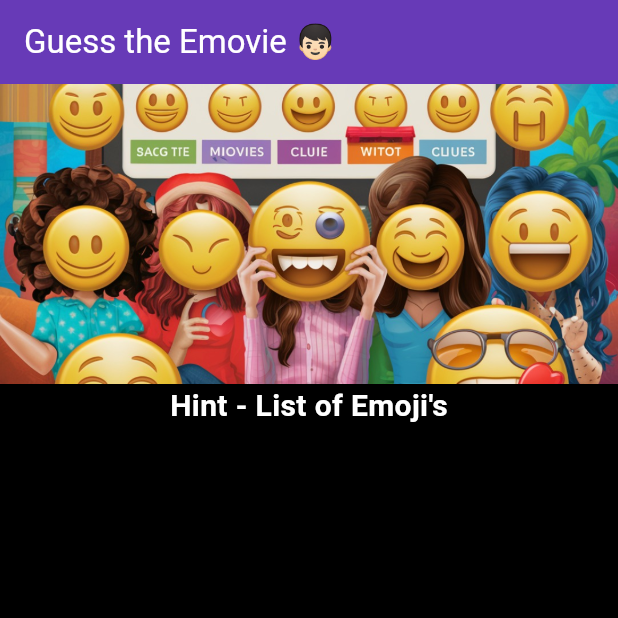
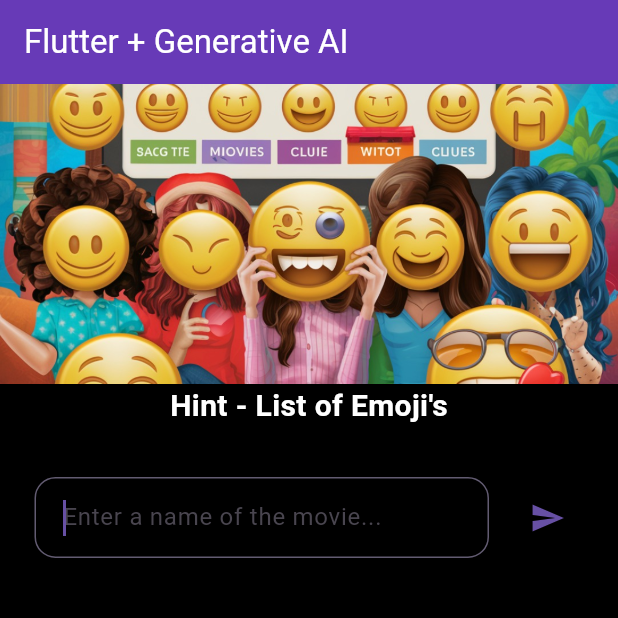
Before and after one commit to sumithpdd/emovji, a Flutter app: the screen it shows after launch, on a phone screen of 412 x 824 dp, the top half of it. Run offline on Flutter 3.47's test engine with Material 3 defaults, Android fonts, the light colour scheme and no system bars.

Commit message:
chat screen with chat widget

```diff
--- /dev/null
+++ b/emovji/lib/chat_screen.dart
@@ -0,0 +1,46 @@
+import 'package:flutter/material.dart';
+
+import 'chat_widget.dart';
+
+class ChatScreen extends StatefulWidget {
+  const ChatScreen({super.key, required this.title});
+  final String title;
+  @override
+  State<ChatScreen> createState() => _ChatScreenState();
+}
+
+class _ChatScreenState extends State<ChatScreen> {
+  @override
+  Widget build(BuildContext context) {
+    return Scaffold(
+      backgroundColor: Colors.black,
+      appBar: AppBar(
+        backgroundColor: Colors.deepPurple,
+        title: Text(
+          widget.title,
+          style: const TextStyle(color: Colors.white),
+        ),
+      ),
+      body: SingleChildScrollView(
+        child: Column(
+          children: [
+            Image.asset(
+              "assets/images/movie.jpeg",
+              height: 200,
+              width: double.infinity,
+              fit: BoxFit.cover,
+            ),
+            const Text(
+              "Hint - List of Emoji's",
+              style: TextStyle(
+                  color: Colors.white,
+                  fontSize: 20,
+                  fontWeight: FontWeight.bold),
+            ),
+            const ChatWidget(),
+          ],
+        ),
+      ),
+    );
+  }
+}
--- /dev/null
+++ b/emovji/lib/chat_widget.dart
@@ -0,0 +1,121 @@
+import 'package:flutter/material.dart';
+
+import 'theme.dart';
+
+class ChatWidget extends StatefulWidget {
+  const ChatWidget({super.key});
+
+  @override
+  State<ChatWidget> createState() => _ChatWidgetState();
+}
+
+class _ChatWidgetState extends State<ChatWidget> {
+  final ScrollController _scrollController = ScrollController();
+  final TextEditingController _textController = TextEditingController();
+  final FocusNode _textFieldFocus = FocusNode(debugLabel: 'TextField');
+  bool _loading = false;
+
+  @override
+  void initState() {
+    super.initState();
+  }
+
+  @override
+  Widget build(BuildContext context) {
+    return Padding(
+      padding: const EdgeInsets.all(8.0),
+      child: Column(
+        mainAxisAlignment: MainAxisAlignment.center,
+        crossAxisAlignment: CrossAxisAlignment.start,
+        children: [
+          ListView.builder(
+            shrinkWrap: true,
+            controller: _scrollController,
+            itemBuilder: (context, idx) {
+              return Container();
+            },
+            itemCount: 2,
+          ),
+          Padding(
+            padding: const EdgeInsets.symmetric(
+              vertical: 25,
+              horizontal: 15,
+            ),
+            child: Row(
+              children: [
+                Expanded(
+                  child: TextField(
+                    style: const TextStyle(color: Colors.white),
+                    autofocus: true,
+                    focusNode: _textFieldFocus,
+                    decoration: textFieldDecoration(
+                        context, 'Enter a name of the movie...'),
+                    controller: _textController,
+                    onSubmitted: (String value) {
+                      _sendChatMessage(value);
+                    },
+                  ),
+                ),
+                const SizedBox.square(
+                  dimension: 15,
+                ),
+                if (!_loading)
+                  IconButton(
+                    onPressed: () async {
+                      _sendChatMessage(_textController.text);
+                    },
+                    icon: Icon(
+                      Icons.send,
+                      color: Theme.of(context).primaryColor,
+                    ),
+                  )
+                else
+                  const CircularProgressIndicator(),
+              ],
+            ),
+          ),
+        ],
+      ),
+    );
+  }
+
+  Future<void> _sendChatMessage(String message) async {
+    setState(() {
+      _loading = true;
+    });
+  }
+
+  void _scrollDown() {
+    WidgetsBinding.instance.addPostFrameCallback(
+      (_) => _scrollController.animateTo(
+        _scrollController.position.maxScrollExtent,
+        duration: const Duration(
+          milliseconds: 750,
+        ),
+        curve: Curves.easeOutCirc,
+      ),
+    );
+  }
+
+  void _showError(String message) {
+    showDialog(
+      context: context,
+      builder: (context) {
+        return AlertDialog(
+          title: const Text('Something went wrong'),
+          content: SingleChildScrollView(
+            child: Text(message),
+          ),
+          actions: [
+            TextButton(
+              onPressed: () {
+                Navigator.of(context).pop();
+              },
+              child: const Text('OK'),
+            )
+          ],
+        );
+      },
+    );
+  }
+}
--- a/emovji/lib/main.dart
+++ b/emovji/lib/main.dart
@@ -1,3 +1,4 @@
+import 'package:emovji/chat_screen.dart';
 import 'package:flutter/material.dart';
 
 void main() {
@@ -12,39 +13,12 @@ class GenerativeAISample extends StatelessWidget {
   @override
   Widget build(BuildContext context) {
     return MaterialApp(
-        debugShowCheckedModeBanner: false,
-        title: 'Flutter + Generative AI',
-        theme: ThemeData(
-          primarySwatch: Colors.blue,
-        ),
-        home: Scaffold(
-          backgroundColor: Colors.black,
-          appBar: AppBar(
-            backgroundColor: Colors.deepPurple,
-            title: const Text(
-              'Guess the Emovie 👦🏻',
-              style: TextStyle(color: Colors.white),
-            ),
-          ),
-          body: SingleChildScrollView(
-            child: Column(
-              children: [
-                Image.asset(
-                  "assets/images/movie.jpeg",
-                  height: 200,
-                  width: double.infinity,
-                  fit: BoxFit.cover,
-                ),
-                const Text(
-                  "Hint - List of Emoji's",
-                  style: TextStyle(
-                      color: Colors.white,
-                      fontSize: 20,
-                      fontWeight: FontWeight.bold),
-                ),
-              ],
-            ),
-          ),
-        ));
+      debugShowCheckedModeBanner: false,
+      title: 'Flutter + Generative AI',
+      theme: ThemeData(
+        primarySwatch: Colors.blue,
+      ),
+      home: const ChatScreen(title: 'Flutter + Generative AI'),
+    );
   }
 }
--- /dev/null
+++ b/emovji/lib/theme.dart
@@ -0,0 +1,24 @@
+import 'package:flutter/material.dart';
+
+InputDecoration textFieldDecoration(BuildContext context, String hintText) =>
+    InputDecoration(
+      contentPadding: const EdgeInsets.all(15),
+      hintText: hintText,
+      fillColor: Colors.white,
+      border: OutlineInputBorder(
+        borderRadius: const BorderRadius.all(
+          Radius.circular(14),
+        ),
+        borderSide: BorderSide(
+          color: Theme.of(context).colorScheme.secondary,
+        ),
+      ),
+      focusedBorder: OutlineInputBorder(
+        borderRadius: const BorderRadius.all(
+          Radius.circular(14),
+        ),
+        borderSide: BorderSide(
+          color: Theme.of(context).colorScheme.secondary,
+        ),
+      ),
+    );
```
